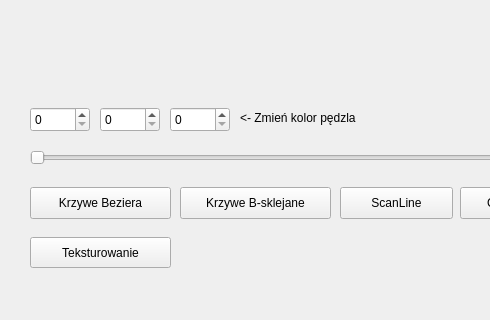
Qt form mainwindow.ui (jakubpradzynski/weston) before a commit; both pictures show x 0 to 490 and y 469 to 789 of the 1180 by 789 pixel window.
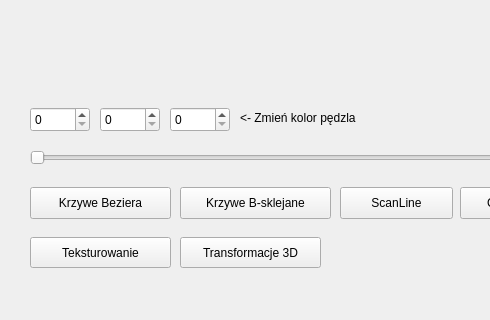
The same form after that commit. Custom widgets are drawn as their Qt base class.

Commit message: Transformations 3D

```diff
--- a/mainwindow.ui
+++ b/mainwindow.ui
@@ -332,6 +332,19 @@
      <string>Teksturowanie</string>
     </property>
    </widget>
+   <widget class="QPushButton" name="transformations3DButton">
+    <property name="geometry">
+     <rect>
+      <x>180</x>
+      <y>670</y>
+      <width>141</width>
+      <height>31</height>
+     </rect>
+    </property>
+    <property name="text">
+     <string>Transformacje 3D</string>
+    </property>
+   </widget>
   </widget>
   <widget class="QMenuBar" name="menuBar">
    <property name="geometry">
```
Left out of the diff: 6 changed lines with no effect on the pictures. The commit also changes 18 other files.
